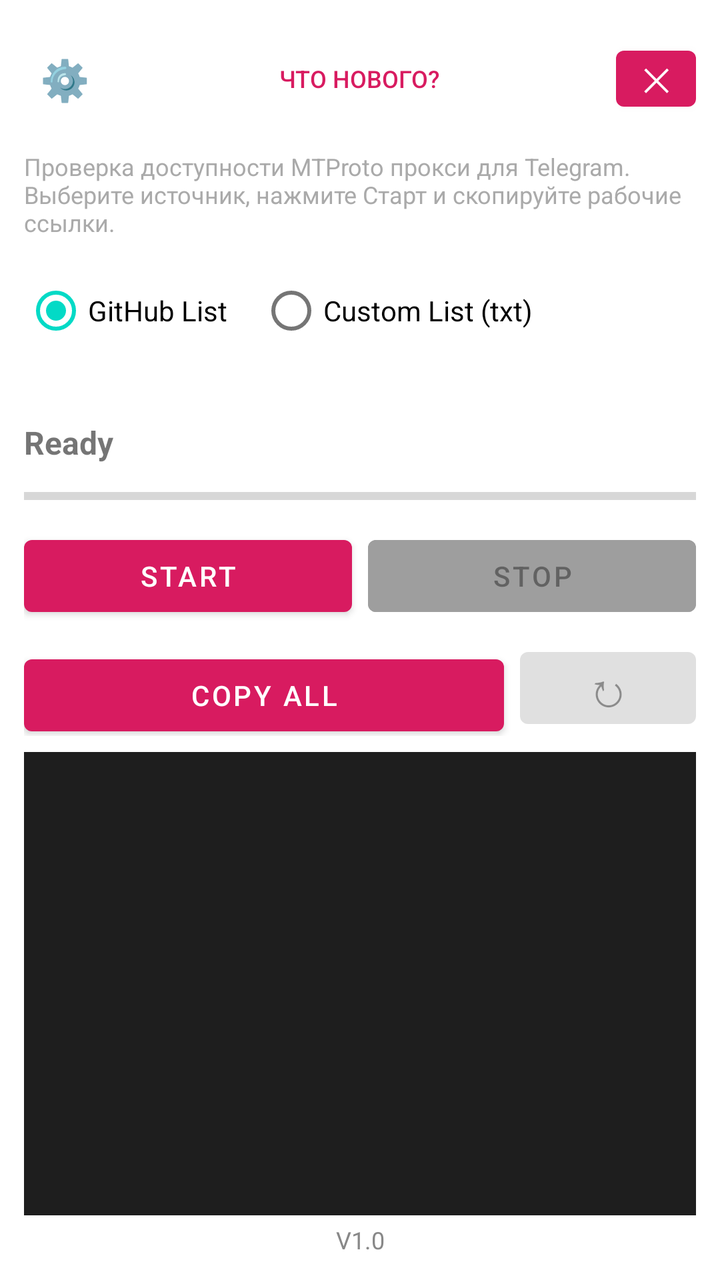
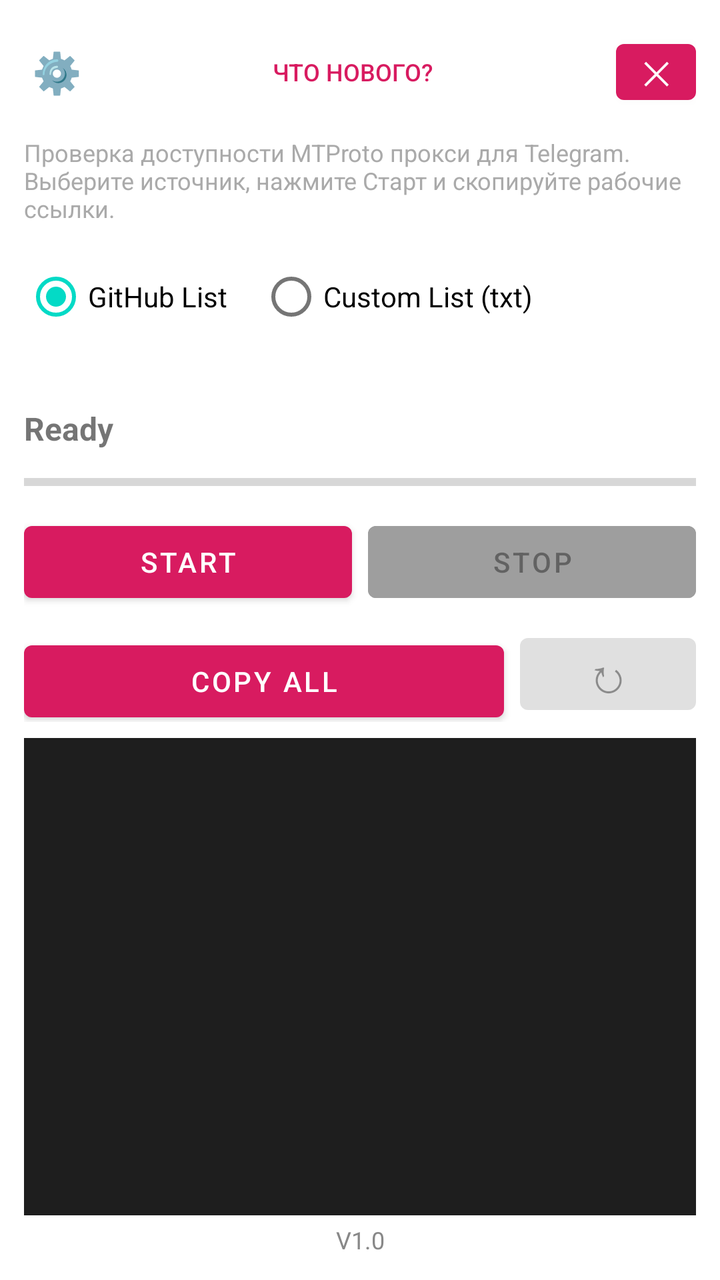

An Android layout rendered at two revisions. The XML below is the earlier revision; the diff shows what the commit changed to produce the second picture.
<!-- AndroidManifest.xml: application theme Theme.MtChecker -->
<!-- res/layout/activity_main.xml -->
<?xml version="1.0" encoding="utf-8"?>
<LinearLayout xmlns:android="http://schemas.android.com/apk/res/android"
    android:layout_width="match_parent"
    android:layout_height="match_parent"
    android:orientation="vertical"
    android:padding="12dp">

    
    <RelativeLayout
        android:layout_width="match_parent"
        android:layout_height="wrap_content"
        android:layout_marginBottom="8dp">

        
        <Button
            android:id="@+id/settingsButton"
            style="?android:attr/borderlessButtonStyle"
            android:layout_width="wrap_content"
            android:layout_height="wrap_content"
            android:layout_alignParentStart="true"
            android:layout_centerVertical="true"
            android:text="⚙️"
            android:textSize="20sp"
            android:minWidth="0dp"
            android:padding="8dp" />

        
        <Button
            android:id="@+id/whatsNewButton"
            style="?android:attr/borderlessButtonStyle"
            android:layout_width="wrap_content"
            android:layout_height="wrap_content"
            android:layout_centerInParent="true"
            android:text="Что нового?"
            android:textColor="#D81B60"
            android:textSize="12sp" />

        
        <LinearLayout
            android:layout_width="wrap_content"
            android:layout_height="wrap_content"
            android:layout_alignParentEnd="true"
            android:layout_centerVertical="true"
            android:gravity="center_vertical"
            android:orientation="horizontal">

            <Button
                android:id="@+id/updateButton"
                style="?android:attr/borderlessButtonStyle"
                android:layout_width="wrap_content"
                android:layout_height="wrap_content"
                android:text="Обновить"
                android:textColor="#4CAF50"
                android:textSize="12sp"
                android:visibility="gone" />

            <Button
                android:id="@+id/exitButton"
                android:layout_width="40dp"
                android:layout_height="40dp"
                android:layout_marginStart="4dp"
                android:padding="0dp"
                android:text="✕"
                android:textSize="16sp" />
        </LinearLayout>
    </RelativeLayout>

    
    <TextView
        android:layout_width="match_parent"
        android:layout_height="wrap_content"
        android:text="Проверка доступности MTProto прокси для Telegram. Выберите источник, нажмите Старт и скопируйте рабочие ссылки."
        android:textSize="12sp"
        android:textColor="#AAAAAA"
        android:layout_marginBottom="12dp"/>

    
    <RadioGroup
        android:id="@+id/sourceGroup"
        android:layout_width="match_parent"
        android:layout_height="wrap_content"
        android:orientation="horizontal"
        android:layout_marginBottom="8dp">
        <RadioButton
            android:id="@+id/radioGithub"
            android:layout_width="wrap_content"
            android:layout_height="wrap_content"
            android:text="@string/source_github"
            android:checked="true"
            android:layout_marginEnd="16dp"/>
        <RadioButton
            android:id="@+id/radioCustom"
            android:layout_width="wrap_content"
            android:layout_height="wrap_content"
            android:text="@string/source_custom"/>
    </RadioGroup>

    
    <TextView
        android:id="@+id/networkText"
        android:layout_width="match_parent"
        android:layout_height="wrap_content"
        android:textSize="14sp"
        android:textColor="#666666"
        android:layout_marginBottom="4dp"/>

    
    <LinearLayout
        android:layout_width="match_parent"
        android:layout_height="wrap_content"
        android:orientation="horizontal"
        android:layout_marginBottom="8dp"
        android:gravity="center_vertical">
        
        <TextView
            android:id="@+id/statusText"
            android:layout_width="0dp"
            android:layout_height="wrap_content"
            android:layout_weight="1"
            android:text="@string/status_ready"
            android:textSize="16sp"
            android:textStyle="bold"/>
            
        <Chronometer
            android:id="@+id/chronometer"
            android:layout_width="wrap_content"
            android:layout_height="wrap_content"
            android:textSize="16sp"
            android:visibility="gone"/>
    </LinearLayout>

    
    <ProgressBar
        android:id="@+id/progressBar"
        style="?android:attr/progressBarStyleHorizontal"
        android:layout_width="match_parent"
        android:layout_height="wrap_content"
        android:max="100"
        android:progress="0"
        android:layout_marginBottom="8dp"/>

    
    <LinearLayout
        android:layout_width="match_parent"
        android:layout_height="wrap_content"
        android:orientation="horizontal"
        android:layout_marginBottom="8dp">
        <Button
            android:id="@+id/startButton"
            android:layout_width="0dp"
            android:layout_height="wrap_content"
            android:layout_weight="1"
            android:text="@string/btn_start"
            android:layout_marginEnd="4dp"/>
        <Button
            android:id="@+id/stopButton"
            android:layout_width="0dp"
            android:layout_height="wrap_content"
            android:layout_weight="1"
            android:text="@string/btn_stop"
            android:enabled="false"
            android:backgroundTint="#9E9E9E"
            android:layout_marginStart="4dp"/>
    </LinearLayout>

    
    <LinearLayout
        android:layout_width="match_parent"
        android:layout_height="wrap_content"
        android:orientation="horizontal"
        android:layout_marginBottom="8dp">
        <Button
            android:id="@+id/copyAllButton"
            android:layout_width="0dp"
            android:layout_height="wrap_content"
            android:layout_weight="1"
            android:text="@string/btn_copy_all"
            android:layout_marginEnd="4dp"/>
        <Button
            android:id="@+id/recheckButton"
            android:layout_width="wrap_content"
            android:layout_height="wrap_content"
            android:text="↻" 
            android:textSize="24sp"
            android:paddingTop="0dp"
            android:paddingBottom="0dp"
            android:enabled="false"
            android:layout_marginStart="4dp"/>
    </LinearLayout>

    
    <androidx.recyclerview.widget.RecyclerView
        android:id="@+id/recyclerView"
        android:layout_width="match_parent"
        android:layout_height="0dp"
        android:layout_weight="1"
        android:background="#1E1E1E"/>

    
    <TextView
        android:id="@+id/versionText"
        android:layout_width="match_parent"
        android:layout_height="wrap_content"
        android:text="V1.0"
        android:textSize="12sp"
        android:textColor="#888888"
        android:gravity="center"
        android:layout_marginTop="4dp"/>

</LinearLayout>
<!-- resources referenced by this layout -->
<resources>
  <string name="btn_copy_all">Copy All</string>
  <string name="btn_start">Start</string>
  <string name="btn_stop">Stop</string>
  <string name="source_custom">Custom List (txt)</string>
  <string name="source_github">GitHub List</string>
  <string name="status_ready">Ready</string>
  <style name="Theme.MtChecker" parent="Theme.MaterialComponents.DayNight.NoActionBar">
          
          <item name="colorPrimary">#D81B60</item> 
          <item name="colorPrimaryVariant">#880E4F</item>
          <item name="colorOnPrimary">#FFFFFF</item>
      </style>
</resources>

<!-- the commit's change to res/layout/activity_main.xml (unified diff, before → after) -->
@@ -6,9 +6,11 @@
     android:padding="12dp">
 
     
-    <RelativeLayout
-        android:layout_width="match_parent"
-        android:layout_height="wrap_content"
+    <LinearLayout
+        android:layout_width="match_parent"
+        android:layout_height="wrap_content"
+        android:orientation="horizontal"
+        android:gravity="center_vertical"
         android:layout_marginBottom="8dp">
 
         
@@ -17,53 +19,46 @@
             style="?android:attr/borderlessButtonStyle"
             android:layout_width="wrap_content"
             android:layout_height="wrap_content"
-            android:layout_alignParentStart="true"
-            android:layout_centerVertical="true"
             android:text="⚙️"
             android:textSize="20sp"
             android:minWidth="0dp"
-            android:padding="8dp" />
+            android:paddingStart="4dp"
+            android:paddingEnd="8dp"/>
 
         
         <Button
             android:id="@+id/whatsNewButton"
             style="?android:attr/borderlessButtonStyle"
-            android:layout_width="wrap_content"
-            android:layout_height="wrap_content"
-            android:layout_centerInParent="true"
+            android:layout_width="0dp"
+            android:layout_height="wrap_content"
+            android:layout_weight="1"
             android:text="Что нового?"
             android:textColor="#D81B60"
-            android:textSize="12sp" />
-
-        
-        <LinearLayout
-            android:layout_width="wrap_content"
-            android:layout_height="wrap_content"
-            android:layout_alignParentEnd="true"
-            android:layout_centerVertical="true"
-            android:gravity="center_vertical"
-            android:orientation="horizontal">
-
-            <Button
-                android:id="@+id/updateButton"
-                style="?android:attr/borderlessButtonStyle"
-                android:layout_width="wrap_content"
-                android:layout_height="wrap_content"
-                android:text="Обновить"
-                android:textColor="#4CAF50"
-                android:textSize="12sp"
-                android:visibility="gone" />
-
-            <Button
-                android:id="@+id/exitButton"
-                android:layout_width="40dp"
-                android:layout_height="40dp"
-                android:layout_marginStart="4dp"
-                android:padding="0dp"
-                android:text="✕"
-                android:textSize="16sp" />
-        </LinearLayout>
-    </RelativeLayout>
+            android:textSize="12sp"
+            android:gravity="center" />
+
+        
+        <Button
+            android:id="@+id/updateButton"
+            style="?android:attr/borderlessButtonStyle"
+            android:layout_width="wrap_content"
+            android:layout_height="wrap_content"
+            android:text="⬇️"
+            android:textSize="18sp"
+            android:minWidth="0dp"
+            android:paddingStart="4dp"
+            android:paddingEnd="4dp"
+            android:visibility="gone" />
+
+        <Button
+            android:id="@+id/exitButton"
+            android:layout_width="40dp"
+            android:layout_height="40dp"
+            android:text="✕"
+            android:textSize="16sp"
+            android:padding="0dp"
+            android:layout_marginStart="4dp"/>
+    </LinearLayout>
 
     
     <TextView
